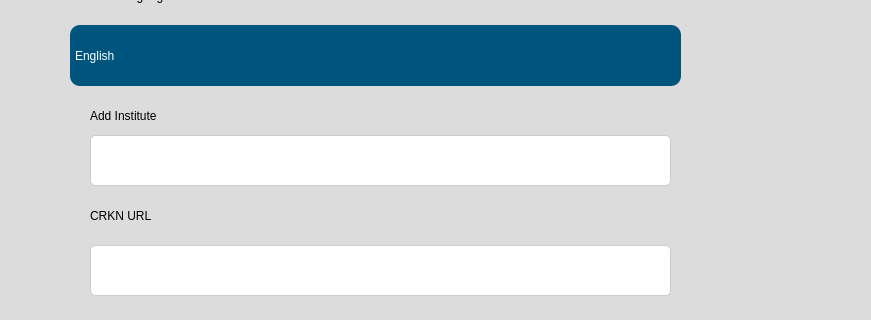
The window that src/user_interface/english_settingsPage.ui (eppenney/eBook-Perpetual-Access-Rights-Tracker) describes before a commit, drawn with Qt 5; both pictures show x 220 to 1091 and y 325 to 645 of the 1183 by 877 pixel window.
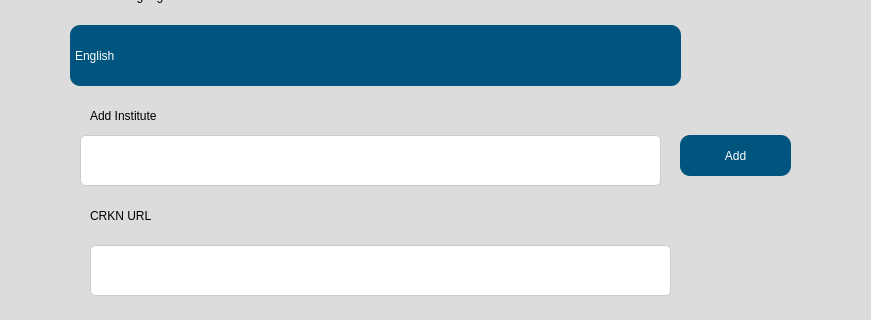
The same window after the commit. Icons and pictures are not drawn.

Commit message: Fix the changes with for the empty institute names from the database and also making the add institute button that should only add when there is add button that should add the institute

```diff
--- a/src/user_interface/english_settingsPage.ui
+++ b/src/user_interface/english_settingsPage.ui
@@ -456,7 +456,7 @@
    <widget class="QTextEdit" name="addInstitute">
     <property name="geometry">
      <rect>
-      <x>320</x>
+      <x>310</x>
       <y>460</y>
       <width>581</width>
       <height>51</height>
@@ -486,6 +486,37 @@
 }</string>
     </property>
    </widget>
+   <widget class="QPushButton" name="addInstituteButton">
+    <property name="geometry">
+     <rect>
+      <x>910</x>
+      <y>460</y>
+      <width>111</width>
+      <height>41</height>
+     </rect>
+    </property>
+    <property name="styleSheet">
+     <string notr="true">
+            QPushButton {
+                font: 75 16pt &quot;Arial&quot;;
+                background-color: rgb(0, 85, 127);
+                border-radius: 10px;
+                color: rgb(255, 255, 255);
+            }
+
+            QPushButton:hover {
+                background-color: rgb(0, 75, 117); /* Slightly darker color when hovered */
+            }
+
+            QPushButton:pressed {
+                background-color: rgb(0, 65, 107); /* Even darker color when clicked */
+            }
+        </string>
+    </property>
+    <property name="text">
+     <string>Add</string>
+    </property>
+   </widget>
   </widget>
  </widget>
  <resources/>
```
The commit also changes 4 other files.
